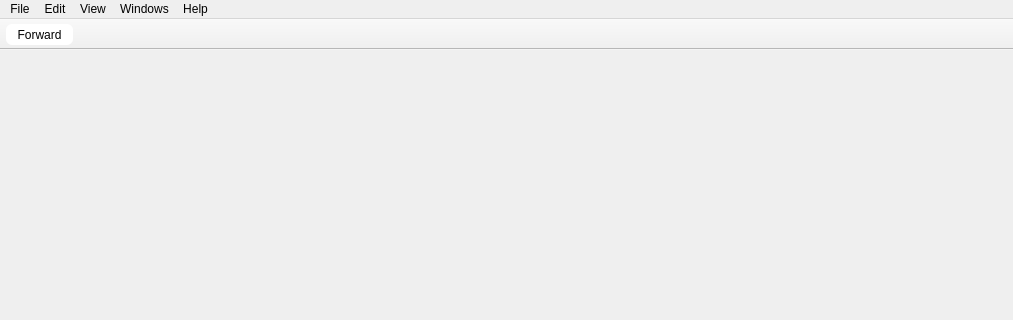
Old version of the form src/MainWindow.ui in the repository rizinorg/cutter; both pictures show x 0 to 1013 and y 0 to 320 of the 1013 by 606 pixel window.
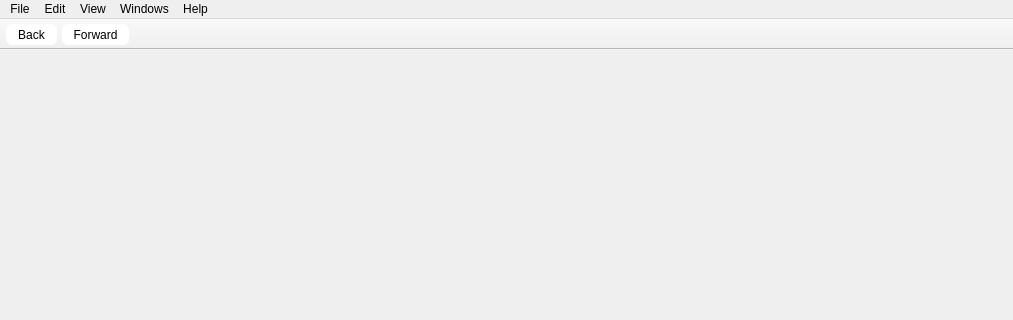
New version of the form. Icons and pictures are not drawn.

Commit message: Temp fix for seek arrows color

What changed in the file:
```diff
--- a/src/MainWindow.ui
+++ b/src/MainWindow.ui
@@ -61,15 +61,7 @@
 	color: rgb(232, 232, 232);
 	font: 11pt &quot;Monaco&quot;;
 }
-/*
-QDockWidget::title {
-	background: rgb(64, 66, 68);
-}
-
-QDockWidget {
-	color: rgb(232, 232, 232);
-}
-*/</string>
+</string>
   </property>
   <property name="documentMode">
    <bool>false</bool>
@@ -282,21 +274,21 @@
     <string notr="true">Main toolbar</string>
    </property>
    <property name="styleSheet">
-    <string notr="true">QToolButton { /* all types of tool button */
-    margin-bottom: 1px;
-    margin-top: 1px;
-    margin-left: 2px;
-    margin-right: 2px;
-    padding: 2px;
-    padding-left: 7px;
-    padding-right: 7px;
-	background-color: palette(light);
-    border-radius: 6px;
+     <string notr="true">
+QToolButton {
+margin: 1px;
+margin-left: 2px;
+margin-right: 2px;
+padding: 2px;
+padding-left: 7px;
+padding-right: 7px;
+border-radius: 6px;
+background-color: #ffffff;
 }
-
 QToolButton:pressed {
-	background-color: palette(dark);
-}</string>
+background-color: palette(dark);
+}
+     </string>
    </property>
    <property name="movable">
     <bool>false</bool>
@@ -316,6 +308,7 @@
    <attribute name="toolBarBreak">
     <bool>false</bool>
    </attribute>
+   <addaction name="actionBackward"/>
    <addaction name="actionForward"/>
   </widget>
   <action name="actionDefault">
@@ -432,7 +425,7 @@
     <string>Find previous</string>
    </property>
   </action>
-  <action name="actionBack">
+  <action name="actionBackward">
    <property name="icon">
     <iconset resource="resources.qrc">
      <normaloff>:/img/icons/arrow_left.svg</normaloff>:/img/icons/arrow_left.svg</iconset>
```
The commit also changes 2 other files.
